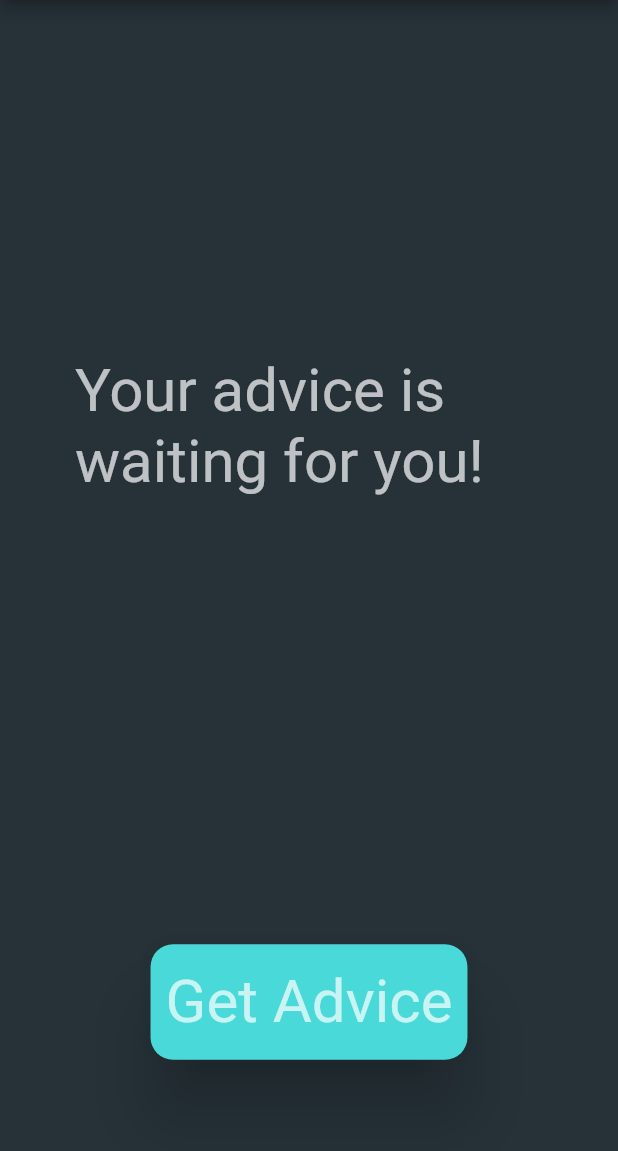
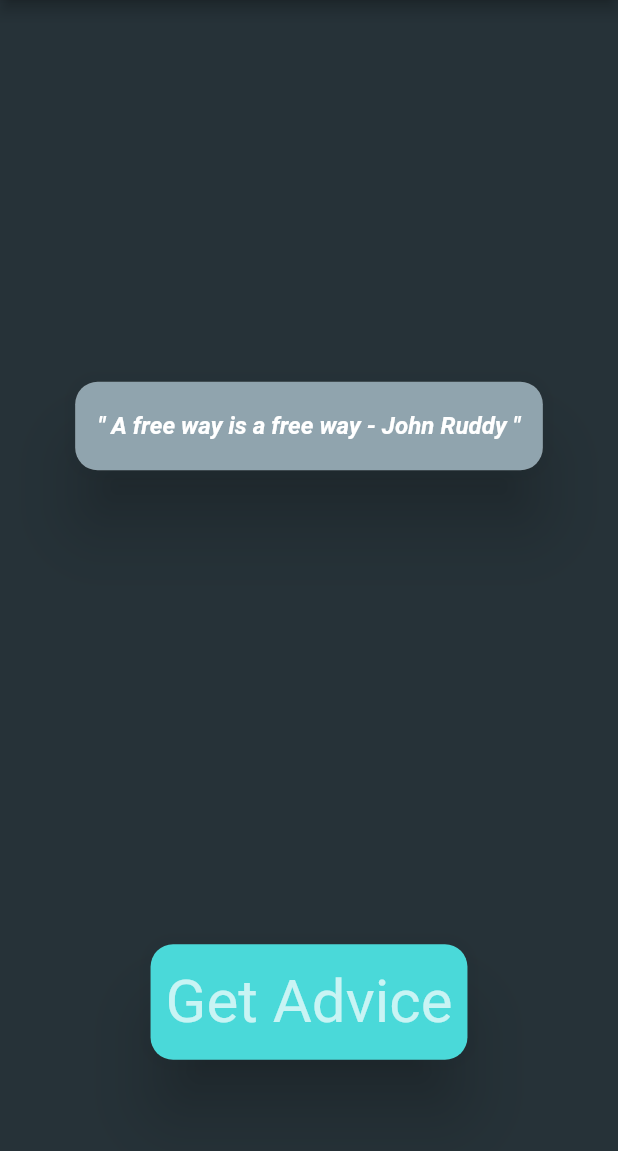
Before and after one commit to Yata777/LearningFlutterDart, a Flutter app: the screen it shows after launch, on a phone screen of 412 x 824 dp, the part 84-1235 px from its top. Run offline on Flutter 3.47's test engine with Material 2 defaults, Android fonts, the phone set to English and light mode, and no system bars; our stand-ins replace bloc, flutter_bloc; Roboto replaces fonts that are missing (Rubik).

Commit message:
Application layer lesson finished

```diff
--- a/DartFlutter_Course/CleanArchitecture/advicer/lib/main.dart
+++ b/DartFlutter_Course/CleanArchitecture/advicer/lib/main.dart
@@ -1,5 +1,7 @@
+import 'package:advicer/application/advicer/advicer_bloc.dart';
 import 'package:advicer/presentation/advicer/advicer_page.dart';
 import 'package:flutter/material.dart';
+import 'package:flutter_bloc/flutter_bloc.dart';
 
 import 'theme.dart';
 
@@ -13,12 +15,15 @@ class MyApp extends StatelessWidget {
   // This widget is the root of your application.
   @override
   Widget build(BuildContext context) {
-    return  MaterialApp(
+    return MaterialApp(
       title: 'Advicer',
       theme: AppTheme.lightTheme,
       darkTheme: AppTheme.darkTheme,
       themeMode: ThemeMode.dark,
-      home: AdvicerPage(),
+      home: BlocProvider(
+        create: (context) => AdvicerBloc(),
+        child: AdvicerPage(),
+      ),
     );
   }
 }
--- a/DartFlutter_Course/CleanArchitecture/advicer/lib/presentation/advicer/advicer_page.dart
+++ b/DartFlutter_Course/CleanArchitecture/advicer/lib/presentation/advicer/advicer_page.dart
@@ -12,7 +12,7 @@ class AdvicerPage extends StatelessWidget {
   @override
   Widget build(BuildContext context) {
     final themeData = Theme.of(context);
-    final adviceBloc = AdvicerBloc();
+
     return Scaffold(
       appBar: AppBar(
           centerTitle: true,
@@ -25,7 +25,7 @@ class AdvicerPage extends StatelessWidget {
               Expanded(
                 child: Center(
                   child: BlocBuilder<AdvicerBloc, AdvicerState>(
-                    bloc: adviceBloc,
+                    bloc: BlocProvider.of<AdvicerBloc>(context)..add(AdviceRequestedEvent()),
                     builder: ((context, adviceState) {
                       if (adviceState is AdvicerInitial){
                         return Text(
@@ -48,9 +48,7 @@ class AdvicerPage extends StatelessWidget {
                 height: 200,
                 child: Center(
                   child: CustomButton(
-                    onPressed: () {
-                      adviceBloc.add(AdviceRequestedEvent());
-                    },
+
                   ),
                 ),
               ),
--- a/DartFlutter_Course/CleanArchitecture/advicer/lib/presentation/advicer/widgets/custom_button.dart
+++ b/DartFlutter_Course/CleanArchitecture/advicer/lib/presentation/advicer/widgets/custom_button.dart
@@ -1,14 +1,15 @@
+import 'package:advicer/application/advicer/advicer_bloc.dart';
 import 'package:flutter/material.dart';
+import 'package:flutter_bloc/flutter_bloc.dart';
 
 class CustomButton extends StatelessWidget {
-  final Function onPressed;
-  const CustomButton({super.key, required this.onPressed});
+  const CustomButton({super.key});
 
   @override
   Widget build(BuildContext context) {
     final themeData = Theme.of(context);
     return InkResponse(
-      onTap: () => onPressed(),
+      onTap: () => BlocProvider.of<AdvicerBloc>(context).add(AdviceRequestedEvent()),
       child: Material(
         elevation: 20,
          borderRadius: BorderRadius.circular(15),
```
